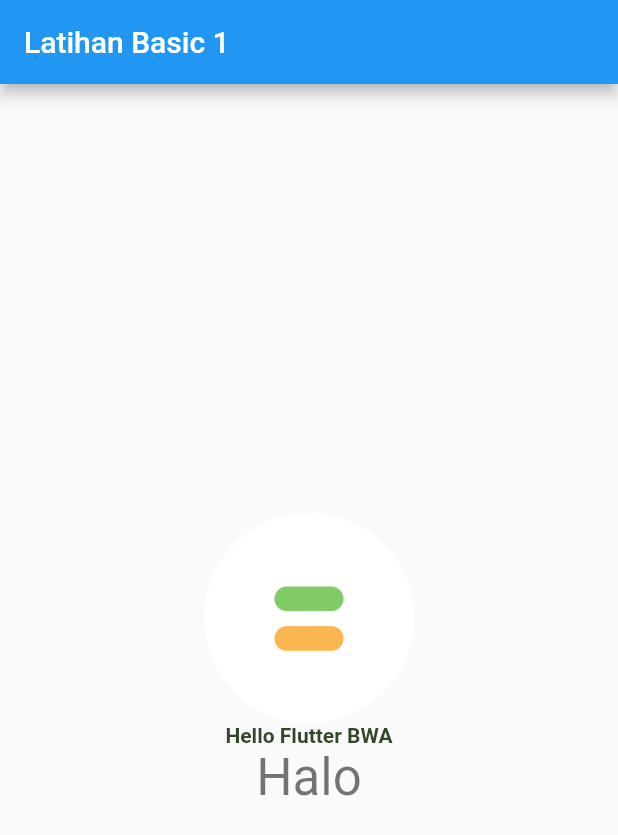
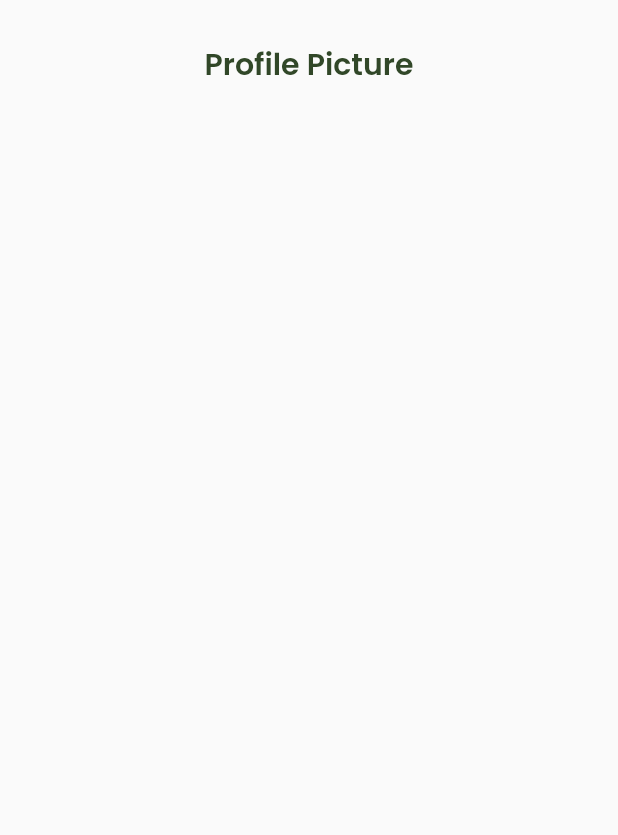
Before and after one commit to Flutter-Dart-Hacks/bwa-basic-part1, a Flutter app: the screen it shows after launch, on a phone screen of 412 x 824 dp. Shown: the top 835 px of the screen. Run offline on Flutter 3.47's test engine with Material 2 defaults, Android fonts, the phone set to English and light mode, and no system bars; our stand-ins replace google_fonts.

Commit message:
latihan membuat halaman main pages

```diff
--- a/lib/main.dart
+++ b/lib/main.dart
@@ -1,5 +1,7 @@
+import 'package:bwaflutterbasic1/pages/home_page.dart';
+import 'package:flutter/material.dart';
 import 'package:bwaflutterbasic1/themes.dart';
-import 'package:flutter/material.dart';
+import 'package:google_fonts/google_fonts.dart';
 
 void main() {
   runApp(const MyApp());
@@ -25,9 +27,10 @@ class MyApp extends StatelessWidget {
         // Notice that the counter didn't reset back to zero; the application
         // is not restarted.
         primarySwatch: Colors.blue,
+        textTheme: GoogleFonts.poppinsTextTheme(),
       ),
       // home: const MyHomePage(title: 'Flutter BWA Basic'),
-      home: const HomeBasicLatihan(),
+      home: const HomePageMain(),
     );
   }
 }
@@ -46,7 +49,12 @@ class _HomeBasicLatihanState extends State<HomeBasicLatihan> {
       appBar: AppBar(
         // Here we take the value from the MyHomePage object that was created by
         // the App.build method, and use it to set our appbar title.
-        title: const Text('Latihan Basic 1'),
+        title: Center(
+          child: Text(
+            'Latihan Basic 1',
+            style: GoogleFonts.poppins(),
+          ),
+        ),
       ),
       body: Center(
         // Center is a layout widget. It takes a single child and positions it
@@ -58,14 +66,20 @@ class _HomeBasicLatihanState extends State<HomeBasicLatihan> {
               'resources/images/primary.png',
               width: 140,
             ),
-            const Text(
+            Text(
               'Hello Flutter BWA',
-              style: TextStyle(
-                  color: colorPrimaryText, fontWeight: FontWeight.bold),
+              style: GoogleFonts.poppins().copyWith(
+                color: colorPrimaryText,
+                fontWeight: FontWeight.bold,
+                fontSize: 24,
+              ),
             ),
             Text(
               'Halo',
-              style: Theme.of(context).textTheme.headline4,
+              style: GoogleFonts.poppins().copyWith(
+                fontWeight: FontWeight.w400,
+                fontSize: 20,
+              ),
             ),
           ],
         ),
--- /dev/null
+++ b/lib/pages/home_page.dart
@@ -0,0 +1,42 @@
+import 'package:bwaflutterbasic1/themes.dart';
+import 'package:flutter/material.dart';
+
+class HomePageMain extends StatefulWidget {
+  const HomePageMain({Key? key}) : super(key: key);
+
+  @override
+  State<HomePageMain> createState() => _HomePageMainState();
+}
+
+class _HomePageMainState extends State<HomePageMain> {
+  @override
+  Widget build(BuildContext context) {
+    return Scaffold(
+      body: SafeArea(
+        child: Container(
+          padding: const EdgeInsets.all(8),
+          child: Center(
+            child: Column(
+              children: const [
+                SizedBox(
+                  height: 20,
+                ),
+                Text(
+                  'Profile Picture',
+                  style: TextStyle(
+                    color: colorPrimaryText,
+                    fontSize: 20,
+                    fontWeight: FontWeight.w600,
+                  ),
+                ),
+                SizedBox(
+                  height: 30,
+                ),
+              ],
+            ),
+          ),
+        ),
+      ),
+    );
+  }
+}
--- a/pubspec.yaml
+++ b/pubspec.yaml
@@ -35,6 +35,8 @@ dependencies:
   # The following adds the Cupertino Icons font to your application.
   # Use with the CupertinoIcons class for iOS style icons.
   cupertino_icons: ^1.0.2
+  flutter_svg: ^1.1.5
+  google_fonts: ^3.0.1
 
 dev_dependencies:
   flutter_test:
```
Also changed, not shown: pubspec.lock, 1 other file.
